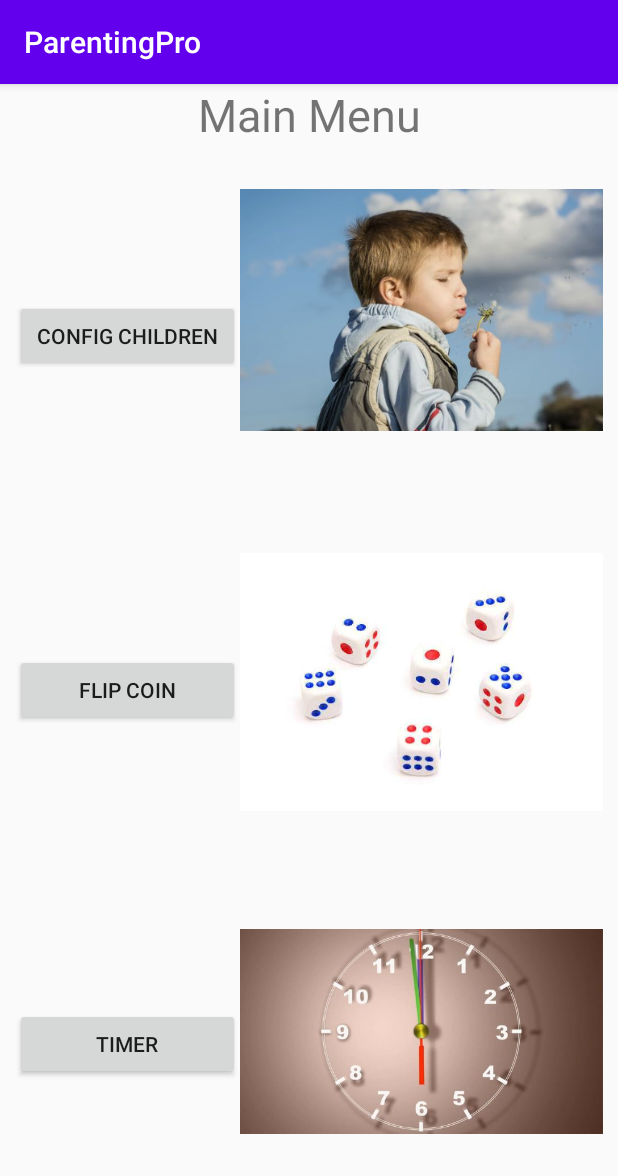
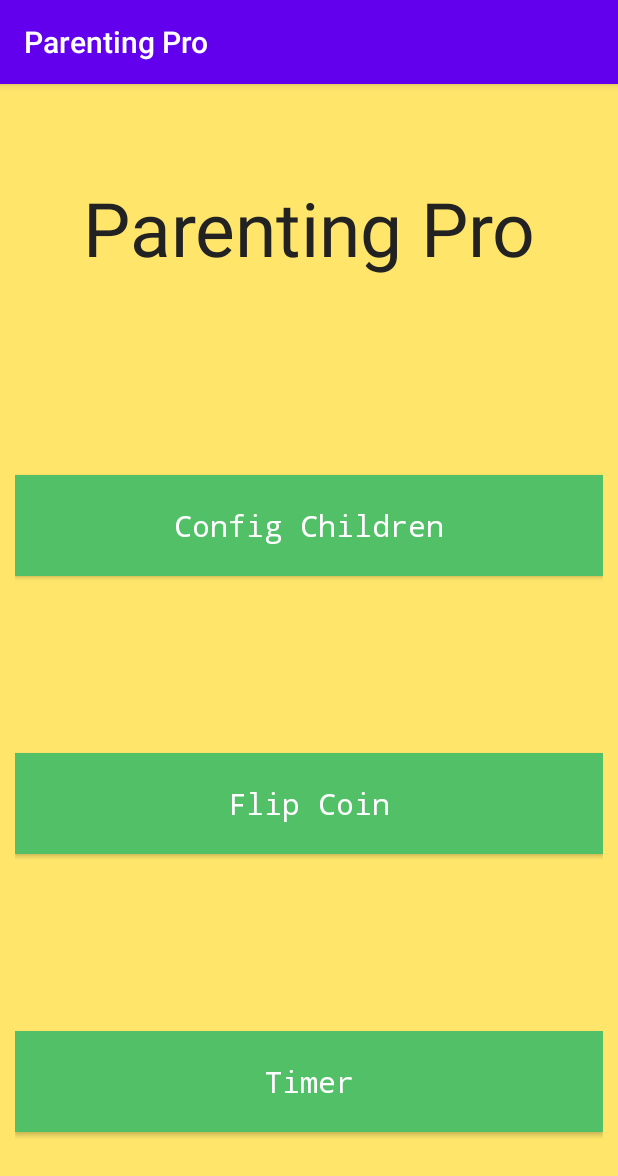
Before and after one commit to KemoLD/Parenting-App, an Android app: the screen it shows after launch (MainActivity), on a phone screen of 412 x 824 dp. Shown: the top 1176 px of the screen. Run offline under Robolectric (Android 15) with nearby library versions, the phone set to English and light mode, and no system bars.

Commit message:
improve main menu UI
change some layout like background font color and font type

```diff
--- a/app/src/main/res/layout/activity_main.xml
+++ b/app/src/main/res/layout/activity_main.xml
@@ -9,19 +9,32 @@
     <LinearLayout
         android:layout_width="match_parent"
         android:layout_height="match_parent"
-        android:orientation="vertical">
+        android:orientation="vertical"
+        android:background="#ffe66b">
 
-        <TextView
+        <LinearLayout
             android:layout_width="match_parent"
-            android:layout_height="wrap_content"
+            android:layout_height="match_parent"
+            android:layout_weight="3"
             android:gravity="center"
-            android:textSize="30dp"
-            android:text="@string/main_menu" />
+            android:orientation="vertical">
+
+            <TextView
+                android:layout_width="match_parent"
+                android:layout_height="wrap_content"
+                android:gravity="center"
+                android:text="@string/app_name"
+                android:textColor="#222222"
+                android:textSize="50sp" />
+        </LinearLayout>
+
+
 
         <LinearLayout
             android:layout_width="match_parent"
             android:layout_height="match_parent"
             android:padding="10dp"
+            android:layout_weight="1"
             android:orientation="vertical">
 
             <LinearLayout
@@ -29,16 +42,25 @@
                 android:layout_height="0dp"
                 android:layout_weight="1"
                 android:orientation="horizontal">
+
                 <Button
                     android:id="@+id/btn_config"
-                    android:layout_width="150dp"
+                    android:layout_width="match_parent"
                     android:layout_height="wrap_content"
                     android:layout_gravity="center"
-                    android:text="@string/config_child"/>
-                <ImageView
-                    android:layout_width="wrap_content"
-                    android:layout_height="wrap_content"
-                    android:src="@mipmap/im_child"/>
+                    android:paddingTop="20dp"
+                    android:paddingBottom="20dp"
+                    android:text="@string/config_child"
+                    android:textAllCaps="false"
+                    android:textColor="#ffffff"
+                    android:background="#52c067"
+                    android:typeface="monospace"
+                    android:textSize="20sp"
+                     />
+<!--                <ImageView-->
+<!--                    android:layout_width="wrap_content"-->
+<!--                    android:layout_height="wrap_content"-->
+<!--                    android:src="@mipmap/im_child"/>-->
             </LinearLayout>
             <LinearLayout
                 android:layout_width="match_parent"
@@ -47,14 +69,21 @@
                 android:orientation="horizontal">
                 <Button
                     android:id="@+id/btn_flip"
-                    android:layout_width="150dp"
+                    android:layout_width="match_parent"
                     android:layout_height="wrap_content"
                     android:layout_gravity="center"
+                    android:textSize="20sp"
+                    android:paddingTop="20dp"
+                    android:paddingBottom="20dp"
+                    android:textAllCaps="false"
+                    android:textColor="#ffffff"
+                    android:background="#52c067"
+                    android:typeface="monospace"
                     android:text="@string/flip_coin_title"/>
-                <ImageView
-                    android:layout_width="wrap_content"
-                    android:layout_height="wrap_content"
-                    android:src="@mipmap/im_flip"/>
+<!--                <ImageView-->
+<!--                    android:layout_width="wrap_content"-->
+<!--                    android:layout_height="wrap_content"-->
+<!--                    android:src="@mipmap/im_flip"/>-->
             </LinearLayout>
             <LinearLayout
                 android:layout_width="match_parent"
@@ -63,14 +92,21 @@
                 android:orientation="horizontal">
                 <Button
                     android:id="@+id/btn_timer"
-                    android:layout_width="150dp"
+                    android:layout_width="match_parent"
                     android:layout_height="wrap_content"
                     android:layout_gravity="center"
+                    android:textSize="20sp"
+                    android:paddingTop="20dp"
+                    android:paddingBottom="20dp"
+                    android:textAllCaps="false"
+                    android:textColor="#ffffff"
+                    android:background="#52c067"
+                    android:typeface="monospace"
                     android:text="@string/timer"/>
-                <ImageView
-                    android:layout_width="wrap_content"
-                    android:layout_height="wrap_content"
-                    android:src="@mipmap/im_timer"/>
+<!--                <ImageView-->
+<!--                    android:layout_width="wrap_content"-->
+<!--                    android:layout_height="wrap_content"-->
+<!--                    android:src="@mipmap/im_timer"/>-->
             </LinearLayout>
 
         </LinearLayout>
--- a/app/src/main/res/values/strings.xml
+++ b/app/src/main/res/values/strings.xml
@@ -1,5 +1,5 @@
 <resources>
-    <string name="app_name">ParentingPro</string>
+    <string name="app_name">Parenting Pro</string>
 
     <!--    main mune    -->
     <string name="main_menu">Main Menu</string>
```
